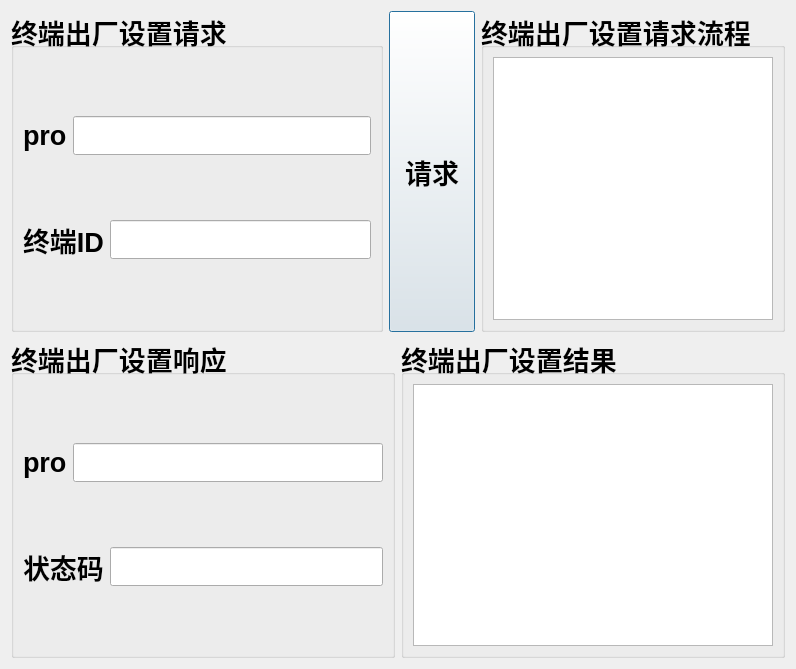
The window that factoryreset.ui (guoshijiang/IspdNewCalibrator) describes before a commit, drawn with Qt 5.
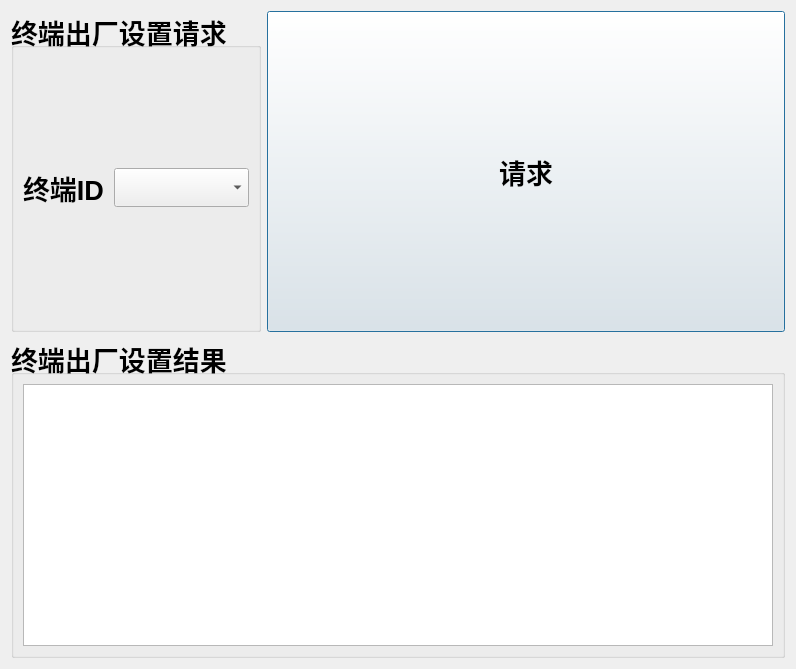
The same window after the commit.

```diff
--- a/factoryreset.ui
+++ b/factoryreset.ui
@@ -29,20 +29,6 @@
         <string>终端出厂设置请求</string>
        </property>
        <layout class="QVBoxLayout" name="verticalLayout_2">
-        <item>
-         <layout class="QHBoxLayout" name="horizontalLayout_3">
-          <item>
-           <widget class="QLabel" name="label">
-            <property name="text">
-             <string>pro</string>
-            </property>
-           </widget>
-          </item>
-          <item>
-           <widget class="QLineEdit" name="lineEdit_req_pro"/>
-          </item>
-         </layout>
-        </item>
         <item>
          <layout class="QHBoxLayout" name="horizontalLayout_4">
           <item>
@@ -53,7 +39,7 @@
            </widget>
           </item>
           <item>
-           <widget class="QLineEdit" name="lineEdit_req_mid"/>
+           <widget class="QComboBox" name="comboBox_id"/>
           </item>
          </layout>
         </item>
@@ -80,81 +66,10 @@
        </property>
       </widget>
      </item>
-     <item>
-      <widget class="QGroupBox" name="groupBox_2">
-       <property name="font">
-        <font>
-         <pointsize>20</pointsize>
-         <weight>75</weight>
-         <bold>true</bold>
-        </font>
-       </property>
-       <property name="title">
-        <string>终端出厂设置请求流程</string>
-       </property>
-       <layout class="QVBoxLayout" name="verticalLayout_4">
-        <item>
-         <widget class="QTextEdit" name="textEdit_log">
-          <property name="font">
-           <font>
-            <pointsize>12</pointsize>
-            <weight>50</weight>
-            <bold>false</bold>
-           </font>
-          </property>
-         </widget>
-        </item>
-       </layout>
-      </widget>
-     </item>
     </layout>
    </item>
    <item>
     <layout class="QHBoxLayout" name="horizontalLayout_2">
-     <item>
-      <widget class="QGroupBox" name="groupBox_3">
-       <property name="font">
-        <font>
-         <pointsize>20</pointsize>
-         <weight>75</weight>
-         <bold>true</bold>
-        </font>
-       </property>
-       <property name="title">
-        <string>终端出厂设置响应</string>
-       </property>
-       <layout class="QVBoxLayout" name="verticalLayout_3">
-        <item>
-         <layout class="QHBoxLayout" name="horizontalLayout_5">
-          <item>
-           <widget class="QLabel" name="label_3">
-            <property name="text">
-             <string>pro</string>
-            </property>
-           </widget>
-          </item>
-          <item>
-           <widget class="QLineEdit" name="lineEdit_rep_pro"/>
-          </item>
-         </layout>
-        </item>
-        <item>
-         <layout class="QHBoxLayout" name="horizontalLayout_6">
-          <item>
-           <widget class="QLabel" name="label_4">
-            <property name="text">
-             <string>状态码</string>
-            </property>
-           </widget>
-          </item>
-          <item>
-           <widget class="QLineEdit" name="lineEdit_rep_status"/>
-          </item>
-         </layout>
-        </item>
-       </layout>
-      </widget>
-     </item>
      <item>
       <widget class="QGroupBox" name="groupBox_4">
        <property name="font">
```
